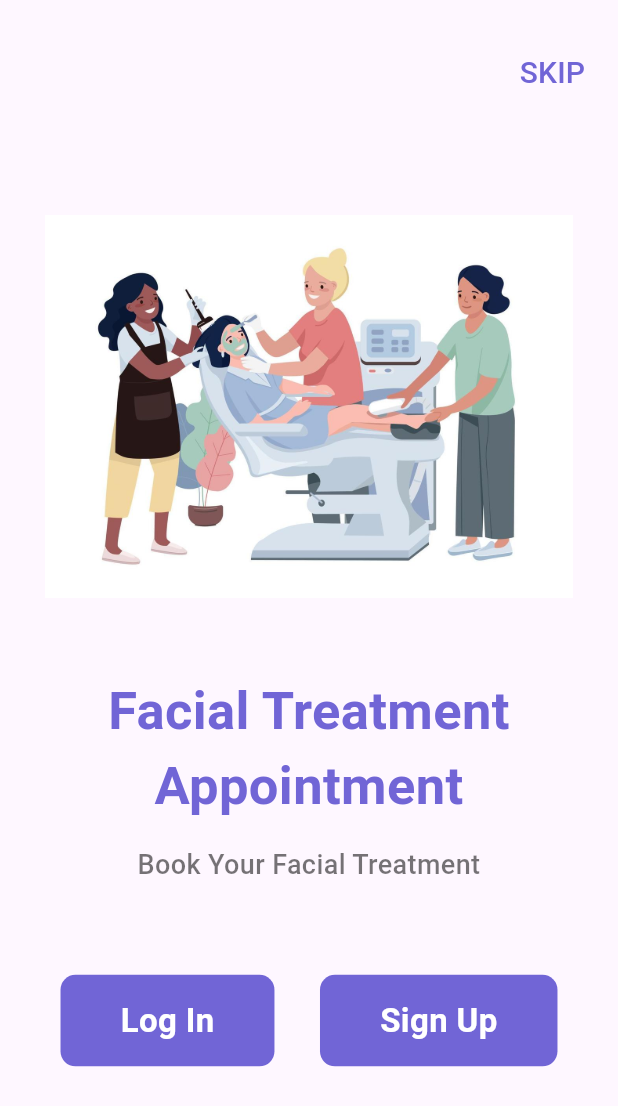
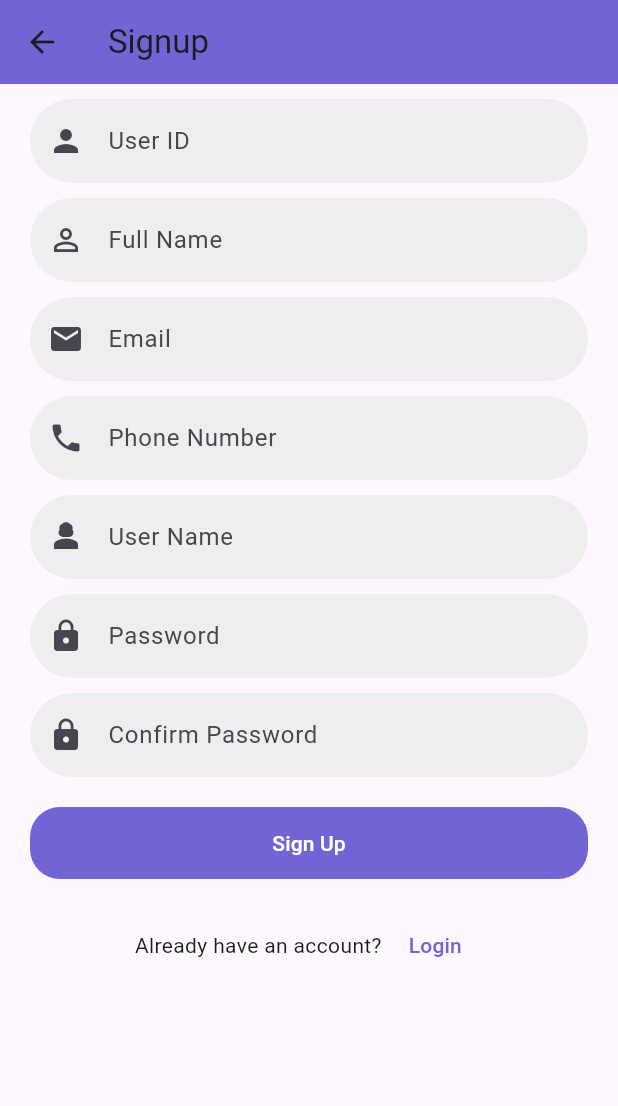
Before and after one commit to mahran01/ISB26603-Spa-App, a Flutter app: the screen it shows after launch, after a tap on "Sign Up", on a phone screen of 412 x 824 dp. Shown: the top 1106 px of the screen. Run offline on Flutter 3.47's test engine with Material 3 defaults, Android fonts, the light colour scheme and no system bars; our stand-ins replace sqflite; accounts and stored records are empty.

Commit message:
Add Sign up page

```diff
--- /dev/null
+++ b/lib/components/get_textformfield.dart
@@ -0,0 +1,56 @@
+import 'package:flutter/material.dart';
+import 'validation.dart';
+
+class getTextFormField extends StatelessWidget {
+  TextEditingController controller;
+  String hintName;
+  IconData icon;
+  bool isObscureText;
+  TextInputType inputType;
+  bool isEnable;
+
+  getTextFormField(
+      {required this.controller,
+      required this.hintName,
+      required this.icon,
+      this.isObscureText = false,
+      this.inputType = TextInputType.text,
+      this.isEnable = true});
+
+  @override
+  Widget build(BuildContext context) {
+    return Container(
+      padding: EdgeInsets.symmetric(horizontal: 20.0),
+      child: TextFormField(
+        controller: controller,
+        obscureText: isObscureText,
+        enabled: isEnable,
+        keyboardType: inputType,
+        validator: (value) {
+          if (value == null || value.isEmpty) {
+            return 'Please enter $hintName';
+          }
+          if (hintName == "Email" && !validateEmail(value)) {
+            return 'Please Enter Valid Email';
+          }
+          return null;
+        },
+        decoration: InputDecoration(
+          enabledBorder: OutlineInputBorder(
+            borderRadius: BorderRadius.all(Radius.circular(30.0)),
+            borderSide: BorderSide(color: Colors.transparent),
+          ),
+          focusedBorder: OutlineInputBorder(
+            borderRadius: BorderRadius.all(Radius.circular(30.0)),
+            borderSide: BorderSide(color: Colors.blue),
+          ),
+          prefixIcon: Icon(icon),
+          hintText: hintName,
+          labelText: hintName,
+          fillColor: Colors.grey[200],
+          filled: true,
+        ),
+      ),
+    );
+  }
+}
--- /dev/null
+++ b/lib/components/validation.dart
@@ -0,0 +1,7 @@
+import 'package:flutter/material.dart';
+
+validateEmail(String email) {
+  final emailReg = new RegExp(
+      r"^[a-zA-Z0-9.!#$%&'*+/=?^_`{|}~-]+@[a-zA-Z0-9](?:[a-zA-Z0-9-]{0,253}[a-zA-Z0-9])?(?:\.[a-zA-Z0-9](?:[a-zA-Z0-9-]{0,253}[a-zA-Z0-9])?)*$");
+  return emailReg.hasMatch(email);
+}
--- /dev/null
+++ b/lib/views/signup_page.dart
@@ -0,0 +1,168 @@
+import 'package:flutter/material.dart';
+import 'package:spa_app/components/validation.dart';
+import 'package:spa_app/components/get_textformfield.dart';
+import 'package:spa_app/data_repository/spa_database.dart';
+import 'package:spa_app/models/user.dart';
+import 'package:spa_app/views/login_page.dart';
+
+class SignUp extends StatefulWidget {
+  const SignUp({super.key});
+
+  @override
+  State<SignUp> createState() => _SignUpState();
+}
+
+class _SignUpState extends State<SignUp> {
+  final _formKey = new GlobalKey<FormState>();
+
+  final _conUserId = TextEditingController();
+  final _conName = TextEditingController();
+  final _conEmail = TextEditingController();
+  final _conPhone = TextEditingController();
+  final _conUserName = TextEditingController();
+  final _conPassword = TextEditingController();
+  final _conCPassword = TextEditingController();
+  var db;
+
+  @override
+  void initState() {
+    super.initState();
+    db = SpaDatabase;
+  }
+
+  signUp() async {
+    String userId = _conUserId.text;
+    String Name = _conName.text;
+    String email = _conEmail.text;
+    String phone = _conPhone.text;
+    String userName = _conUserName.text;
+    String password = _conPassword.text;
+    String cpassword = _conCPassword.text;
+
+    // if (_formKey.currentState!.validate()) {
+    //   if (password != cpassword) {
+    //     (context, 'Password Mismatch');
+    //   } else {
+    //     _formKey.currentState?.save();
+
+    //     User user = User(userId, Name, email, phone, userName, password);
+    //     await db.saveData(user).then((userData) {
+    //       (context, "Successfully Saved");
+
+    //       Navigator.push(
+    //           context, MaterialPageRoute(builder: (_) => LoginPage()));
+    //     }).catchError((error) {
+    //       print(error);
+    //       (context, "Error: Data Save Fail");
+    //     });
+    //   }
+    // }
+  }
+
+  @override
+  Widget build(BuildContext context) {
+    return Scaffold(
+      appBar: AppBar(
+        backgroundColor: Color(0xFF7165D6),
+        title: Text('Signup'),
+      ),
+      body: Form(
+        key: _formKey,
+        child: SingleChildScrollView(
+          scrollDirection: Axis.vertical,
+          child: Container(
+            child: Center(
+              child: Column(
+                mainAxisAlignment: MainAxisAlignment.center,
+                children: [
+                  SizedBox(height: 10.0),
+                  getTextFormField(
+                    controller: _conUserId,
+                    icon: Icons.person,
+                    hintName: 'User ID',
+                  ),
+                  SizedBox(height: 10.0),
+                  getTextFormField(
+                    controller: _conName,
+                    icon: Icons.person_outline,
+                    inputType: TextInputType.name,
+                    hintName: 'Full Name',
+                  ),
+                  SizedBox(height: 10.0),
+                  getTextFormField(
+                    controller: _conEmail,
+                    icon: Icons.email,
+                    inputType: TextInputType.emailAddress,
+                    hintName: 'Email',
+                  ),
+                  SizedBox(height: 10.0),
+                  getTextFormField(
+                    controller: _conPhone,
+                    icon: Icons.phone,
+                    inputType: TextInputType.name,
+                    hintName: 'Phone Number',
+                  ),
+                  SizedBox(height: 10.0),
+                  getTextFormField(
+                    controller: _conUserName,
+                    icon: Icons.person_3,
+                    inputType: TextInputType.name,
+                    hintName: 'User Name',
+                  ),
+                  SizedBox(height: 10.0),
+                  getTextFormField(
+                    controller: _conPassword,
+                    icon: Icons.lock,
+                    hintName: 'Password',
+                    isObscureText: true,
+                  ),
+                  SizedBox(height: 10.0),
+                  getTextFormField(
+                    controller: _conCPassword,
+                    icon: Icons.lock,
+                    hintName: 'Confirm Password',
+                    isObscureText: true,
+                  ),
+                  Container(
+                    margin: EdgeInsets.all(20.0),
+                    width: double.infinity,
+                    child: TextButton(
+                      child: Text(
+                        'Sign Up',
+                        style: TextStyle(color: Colors.white),
+                      ),
+                      onPressed: signUp,
+                    ),
+                    decoration: BoxDecoration(
+                      color: Color(0xFF7165D6),
+                      borderRadius: BorderRadius.circular(20.0),
+                    ),
+                  ),
+                  Container(
+                    child: Row(
+                      mainAxisAlignment: MainAxisAlignment.center,
+                      children: [
+                        Text('Already have an account? '),
+                        TextButton(
+                          style:
+                              TextButton.styleFrom(primary: Color(0xFF7165D6)),
+                          child: Text('Login'),
+                          onPressed: () {
+                            Navigator.push(
+                                context,
+                                MaterialPageRoute(
+                                    builder: (context) => LoginPage()));
+                          },
+                        )
+                      ],
+                    ),
+                  ),
+                ],
+              ),
+            ),
+          ),
+        ),
+      ),
+    );
+  }
+}
--- a/lib/views/welcome_page.dart
+++ b/lib/views/welcome_page.dart
@@ -1,5 +1,6 @@
 import 'package:flutter/material.dart';
 import 'package:spa_app/views/login_page.dart';
+import 'package:spa_app/views/signup_page.dart';
 
 class WelcomePage extends StatelessWidget {
   const WelcomePage({super.key});
@@ -85,7 +86,10 @@ class WelcomePage extends StatelessWidget {
                   borderRadius: BorderRadius.circular(10),
                   child: InkWell(
                     // TODO: continue to apply the route
-                    onTap: () => Navigator.pushNamed(context, ""),
+                    onTap: () {
+                      Navigator.push(context,
+                          MaterialPageRoute(builder: (context) => SignUp()));
+                    },
                     child: Padding(
                       padding:
                           EdgeInsets.symmetric(vertical: 15, horizontal: 40),
```
